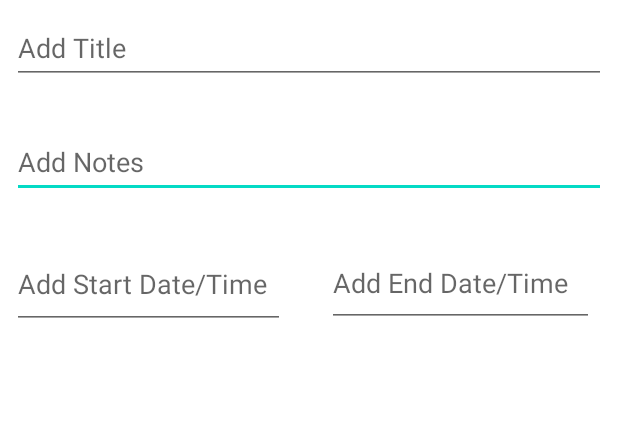
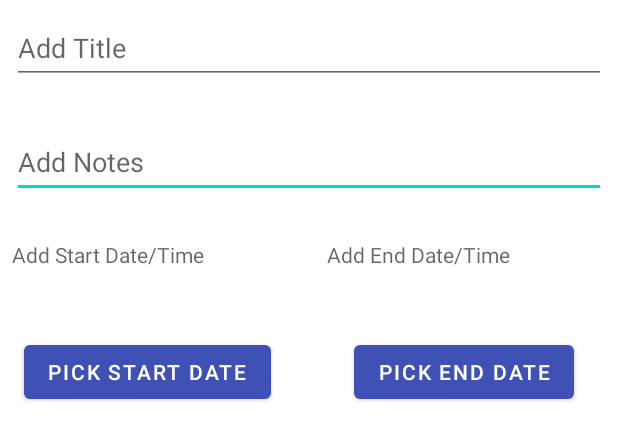
Before and after one commit to AllenStudent/CIS-350-Term-Project, an Android app: the layout add_item.xml on its own in the app's theme, with its tools: preview values and no code run, on a phone screen of 412 x 824 dp. Shown: the top 440 px of the screen. Run offline under Robolectric (Android 15) with nearby library versions, the light colour scheme and no system bars.

Commit message:
Worked on date picker, near completion

```diff
--- a/app/src/main/res/layout/activity_main.xml
+++ b/app/src/main/res/layout/activity_main.xml
@@ -78,14 +78,14 @@
 
 
 
-    <RelativeLayout xmlns:android="http://schemas.android.com/apk/res/android"
+    <!--<RelativeLayout xmlns:android="http://schemas.android.com/apk/res/android"
                     android:layout_width="match_parent" android:layout_height="match_parent">
         <DatePicker
                 android:id="@+id/datePicker1"
                 android:layout_width="wrap_content"
                 android:layout_height="wrap_content"
                 android:layout_centerHorizontal="true"
-                android:layout_marginTop="20dp" />
+                android:layout_marginTop="20dp"/>
         <Button
                 android:id="@+id/button1"
                 android:layout_width="wrap_content"
@@ -103,5 +103,5 @@
                 android:textStyle="bold"
                 android:textSize="18dp"/>
     </RelativeLayout>
-
+-->
 </androidx.coordinatorlayout.widget.CoordinatorLayout>
--- a/app/src/main/res/layout/add_item.xml
+++ b/app/src/main/res/layout/add_item.xml
@@ -18,7 +18,7 @@
             android:layout_marginStart="8dp"
             android:layout_marginEnd="8dp" app:layout_constraintHorizontal_bias="0.0"
             android:inputType="text" android:minHeight="48dp"/>
-    <EditText
+    <TextView
             android:layout_width="182dp"
             android:layout_height="59dp"
             android:ems="10"
@@ -31,7 +31,7 @@
             android:layout_marginStart="8dp"
             android:layout_marginEnd="8dp" app:layout_constraintHorizontal_bias="0.0"
             android:inputType="datetime|text" android:minHeight="48dp"/>
-    <EditText
+    <TextView
             android:layout_width="178dp"
             android:layout_height="58dp"
             android:ems="10"
@@ -57,4 +57,25 @@
             android:layout_marginTop="8dp"
             android:layout_marginStart="8dp"
             android:layout_marginEnd="8dp" android:minHeight="48dp"/>
+
+    <Button android:layout_width="wrap_content"
+            android:layout_height="wrap_content"
+            android:text="Pick End Date"
+            app:layout_constraintTop_toTopOf="parent"
+            app:layout_constraintStart_toStartOf="parent"
+            app:layout_constraintEnd_toEndOf="parent"
+            android:layout_marginTop="224dp" app:layout_constraintHorizontal_bias="0.89"
+            android:id="@+id/pickEndDate"
+    />
+    <Button android:layout_width="wrap_content"
+            android:layout_height="wrap_content"
+            android:text="Pick Start Date"
+            app:layout_constraintTop_toTopOf="parent"
+            app:layout_constraintStart_toStartOf="parent"
+            app:layout_constraintEnd_toEndOf="parent"
+            android:layout_marginTop="224dp" app:layout_constraintHorizontal_bias="0.065"
+            android:id="@+id/pickStartDate"
+    />
+
+
 </androidx.constraintlayout.widget.ConstraintLayout>
```
Also changed, not shown: app/src/main/java/com/example/studious/MainActivity.java (+23 -6 lines).
